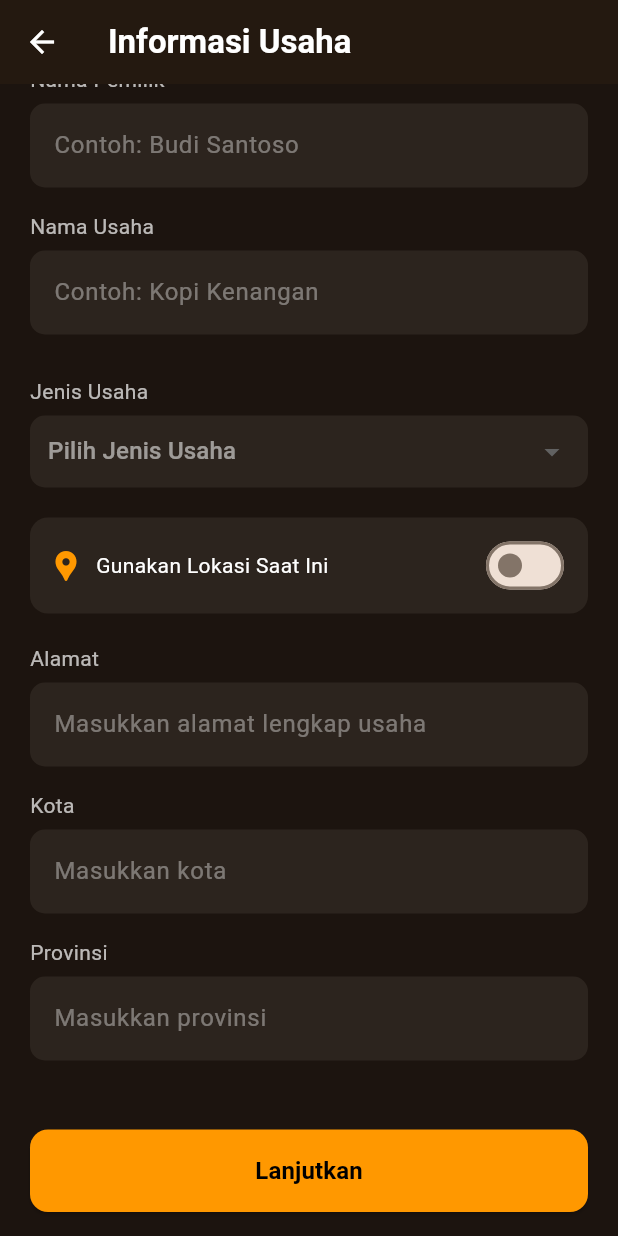
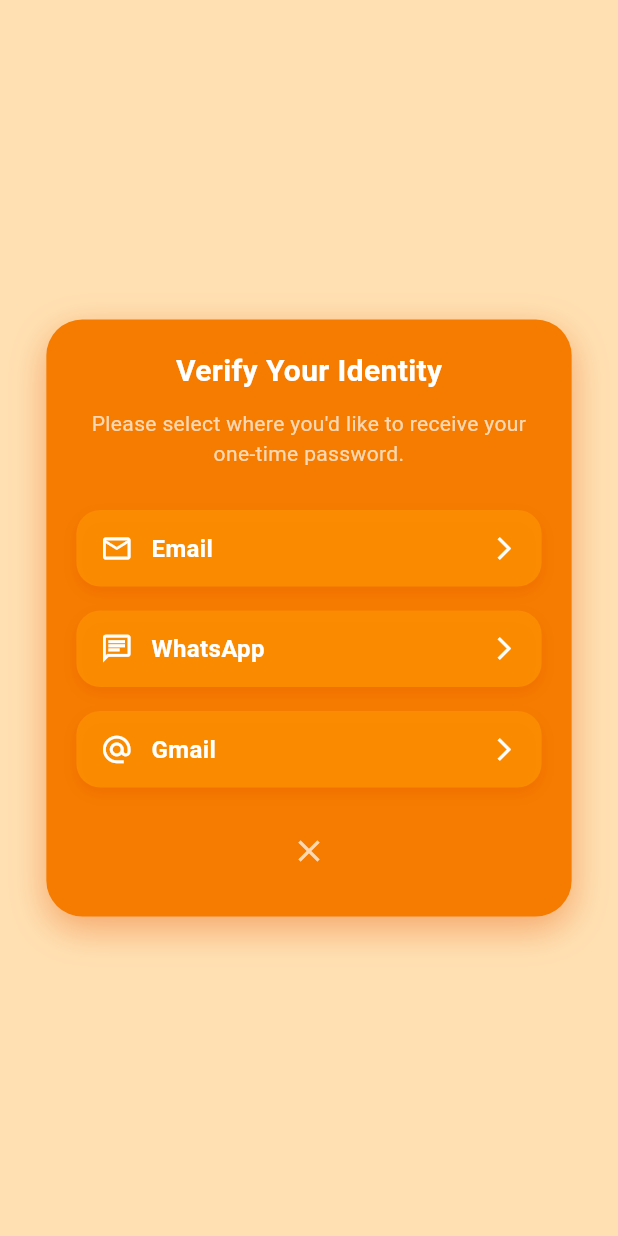
Before and after one commit to livoprojectapps-web/kasio-cashier, a Flutter app: the BusinessInfoPage screen opened directly, scrolled down 132 dp, after a tap on "Lanjutkan", on a phone screen of 412 x 824 dp. Run offline on Flutter 3.47's test engine with Material 3 defaults, Android fonts, the light colour scheme and no system bars.

Commit message:
Update business_info_page.dart

```diff
--- a/kasio/lib/business_info_page.dart
+++ b/kasio/lib/business_info_page.dart
@@ -1,5 +1,8 @@
 import 'package:flutter/material.dart';
 
+// =====================
+// Halaman 3
+// =====================
 class BusinessInfoPage extends StatefulWidget {
   const BusinessInfoPage({super.key});
 
@@ -40,7 +43,7 @@
           children: [
             // Progress bar step
             const Text(
-              "Step 1 of 4",
+              "Step 3 of 4",
               style: TextStyle(
                 color: Colors.orange,
                 fontWeight: FontWeight.w600,
@@ -50,7 +53,7 @@
             ClipRRect(
               borderRadius: BorderRadius.circular(10),
               child: LinearProgressIndicator(
-                value: 0.25,
+                value: 0.75,
                 color: Colors.orange,
                 backgroundColor: Colors.white10,
                 minHeight: 6,
@@ -174,7 +177,19 @@
               width: double.infinity,
               child: ElevatedButton(
                 onPressed: () {
-                  // TODO: lanjut ke step berikutnya
+                  Navigator.push(
+                    context,
+                    PageRouteBuilder(
+                      pageBuilder: (_, __, ___) => const VerifyIdentityPage(),
+                      transitionsBuilder:
+                          (context, animation, secondaryAnimation, child) {
+                        return FadeTransition(
+                          opacity: animation,
+                          child: child,
+                        );
+                      },
+                    ),
+                  );
                 },
                 style: ElevatedButton.styleFrom(
                   backgroundColor: Colors.orange,
@@ -228,3 +243,165 @@
     );
   }
 }
+
+// =====================
+// Halaman 4 (Overlay OTP)
+// =====================
+class VerifyIdentityPage extends StatefulWidget {
+  const VerifyIdentityPage({super.key});
+
+  @override
+  State<VerifyIdentityPage> createState() => _VerifyIdentityPageState();
+}
+
+class _VerifyIdentityPageState extends State<VerifyIdentityPage>
+    with SingleTickerProviderStateMixin {
+  late AnimationController _controller;
+  late Animation<double> _scaleAnimation;
+  late Animation<double> _opacityAnimation;
+
+  @override
+  void initState() {
+    super.initState();
+
+    _controller = AnimationController(
+      vsync: this,
+      duration: const Duration(milliseconds: 600),
+    );
+
+    _scaleAnimation = CurvedAnimation(
+      parent: _controller,
+      curve: Curves.easeOutBack,
+    );
+
+    _opacityAnimation = Tween<double>(begin: 0, end: 1).animate(
+      CurvedAnimation(parent: _controller, curve: Curves.easeIn),
+    );
+
+    _controller.forward();
+  }
+
+  @override
+  void dispose() {
+    _controller.dispose();
+    super.dispose();
+  }
+
+  Widget _buildOption({
+    required IconData icon,
+    required String title,
+    required VoidCallback onTap,
+  }) {
+    return GestureDetector(
+      onTap: onTap,
+      child: Container(
+        margin: const EdgeInsets.symmetric(vertical: 8),
+        padding: const EdgeInsets.symmetric(horizontal: 16, vertical: 14),
+        decoration: BoxDecoration(
+          color: Colors.orange.shade600.withOpacity(0.95),
+          borderRadius: BorderRadius.circular(16),
+          boxShadow: [
+            BoxShadow(
+              color: Colors.orange.shade900.withOpacity(0.3),
+              blurRadius: 8,
+              offset: const Offset(0, 4),
+            ),
+          ],
+        ),
+        child: Row(
+          mainAxisAlignment: MainAxisAlignment.spaceBetween,
+          children: [
+            Row(
+              children: [
+                Icon(icon, color: Colors.white, size: 22),
+                const SizedBox(width: 12),
+                Text(
+                  title,
+                  style: const TextStyle(
+                    color: Colors.white,
+                    fontWeight: FontWeight.w600,
+                    fontSize: 16,
+                  ),
+                ),
+              ],
+            ),
+            const Icon(Icons.arrow_forward_ios, color: Colors.white, size: 18),
+          ],
+        ),
+      ),
+    );
+  }
+
+  @override
+  Widget build(BuildContext context) {
+    return Scaffold(
+      backgroundColor: Colors.orange.shade100,
+      body: Center(
+        child: FadeTransition(
+          opacity: _opacityAnimation,
+          child: ScaleTransition(
+            scale: _scaleAnimation,
+            child: Container(
+              width: MediaQuery.of(context).size.width * 0.85,
+              padding: const EdgeInsets.all(20),
+              decoration: BoxDecoration(
+                color: Colors.orange.shade700,
+                borderRadius: BorderRadius.circular(24),
+                boxShadow: [
+                  BoxShadow(
+                    color: Colors.orange.shade900.withOpacity(0.4),
+                    blurRadius: 20,
+                    offset: const Offset(0, 8),
+                  ),
+                ],
+              ),
+              child: Column(
+                mainAxisSize: MainAxisSize.min,
+                children: [
+                  const Text(
+                    "Verify Your Identity",
+                    style: TextStyle(
+                      fontSize: 20,
+                      color: Colors.white,
+                      fontWeight: FontWeight.bold,
+                    ),
+                  ),
+                  const SizedBox(height: 10),
+                  const Text(
+                    "Please select where you'd like to receive your one-time password.",
+                    textAlign: TextAlign.center,
+                    style: TextStyle(
+                      color: Colors.white70,
+                      fontSize: 14,
+                    ),
+                  ),
+                  const SizedBox(height: 20),
+                  _buildOption(
+                    icon: Icons.email_outlined,
+                    title: "Email",
+                    onTap: () {},
+                  ),
+                  _buildOption(
+                    icon: Icons.chat_outlined,
+                    title: "WhatsApp",
+                    onTap: () {},
+                  ),
+                  _buildOption(
+                    icon: Icons.alternate_email_outlined,
+                    title: "Gmail",
+                    onTap: () {},
+                  ),
+                  const SizedBox(height: 10),
+                  IconButton(
+                    icon: const Icon(Icons.close, color: Colors.white70),
+                    onPressed: () => Navigator.pop(context),
+                  )
+                ],
+              ),
+            ),
+          ),
+        ),
+      ),
+    );
+  }
+}
```
